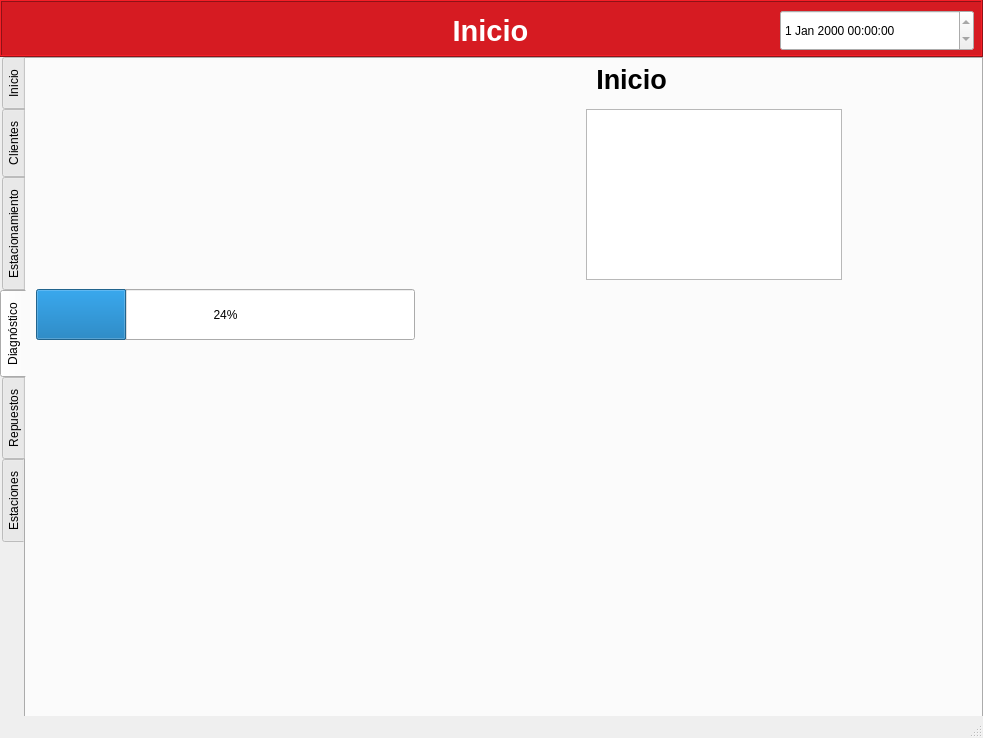
The window that src/taller/taller.ui (gabrielmj23/taller-mecanico-so) describes before a commit, drawn with Qt 5.
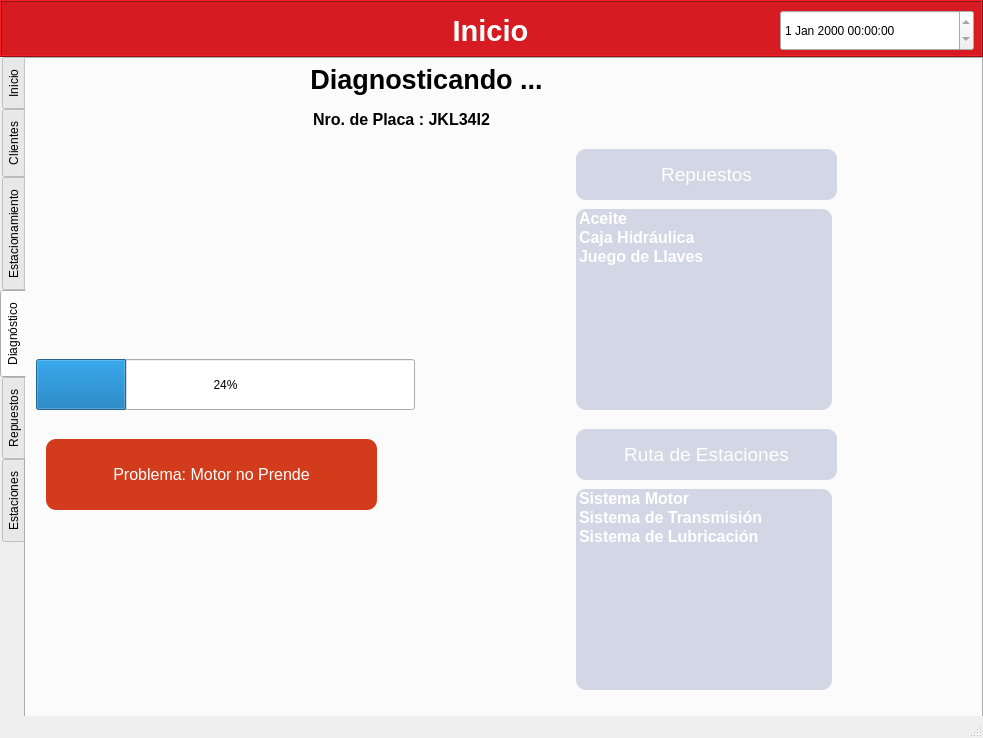
The same window after the commit.

The edit to the form file:
```diff
--- a/src/taller/taller.ui
+++ b/src/taller/taller.ui
@@ -600,7 +600,7 @@
       <property name="geometry">
        <rect>
         <x>10</x>
-        <y>230</y>
+        <y>300</y>
         <width>379</width>
         <height>51</height>
        </rect>
@@ -612,25 +612,51 @@
      <widget class="QListWidget" name="listWidget">
       <property name="geometry">
        <rect>
-        <x>560</x>
-        <y>50</y>
+        <x>550</x>
+        <y>150</y>
         <width>256</width>
-        <height>171</height>
+        <height>201</height>
        </rect>
       </property>
+      <property name="font">
+       <font>
+        <pointsize>12</pointsize>
+        <bold>true</bold>
+       </font>
+      </property>
+      <property name="styleSheet">
+       <string notr="true">background-color: rgb(211, 214, 228);
+color: rgb(255, 255, 255);
+border-radius: 10px;</string>
+      </property>
       <property name="frameShadow">
        <enum>QFrame::Raised</enum>
       </property>
       <property name="selectionMode">
        <enum>QAbstractItemView::NoSelection</enum>
       </property>
+      <item>
+       <property name="text">
+        <string>Aceite</string>
+       </property>
+      </item>
+      <item>
+       <property name="text">
+        <string>Caja Hidráulica</string>
+       </property>
+      </item>
+      <item>
+       <property name="text">
+        <string>Juego de Llaves</string>
+       </property>
+      </item>
      </widget>
      <widget class="QLabel" name="label_10">
       <property name="geometry">
        <rect>
-        <x>170</x>
+        <x>0</x>
         <y>0</y>
-        <width>871</width>
+        <width>801</width>
         <height>41</height>
        </rect>
       </property>
@@ -647,12 +673,214 @@
        <locale language="Spanish" country="Venezuela"/>
       </property>
       <property name="text">
-       <string>Inicio</string>
+       <string>Diagnosticando ...</string>
       </property>
       <property name="alignment">
        <set>Qt::AlignCenter</set>
       </property>
      </widget>
+     <widget class="QLabel" name="label_11">
+      <property name="geometry">
+       <rect>
+        <x>0</x>
+        <y>40</y>
+        <width>751</width>
+        <height>41</height>
+       </rect>
+      </property>
+      <property name="font">
+       <font>
+        <pointsize>12</pointsize>
+        <bold>true</bold>
+       </font>
+      </property>
+      <property name="styleSheet">
+       <string notr="true"/>
+      </property>
+      <property name="locale">
+       <locale language="Spanish" country="Venezuela"/>
+      </property>
+      <property name="text">
+       <string>Nro. de Placa : JKL34I2</string>
+      </property>
+      <property name="alignment">
+       <set>Qt::AlignCenter</set>
+      </property>
+     </widget>
+     <widget class="QLabel" name="label_12">
+      <property name="geometry">
+       <rect>
+        <x>550</x>
+        <y>90</y>
+        <width>261</width>
+        <height>51</height>
+       </rect>
+      </property>
+      <property name="font">
+       <font>
+        <pointsize>14</pointsize>
+        <fontweight>Black</fontweight>
+       </font>
+      </property>
+      <property name="layoutDirection">
+       <enum>Qt::LeftToRight</enum>
+      </property>
+      <property name="autoFillBackground">
+       <bool>false</bool>
+      </property>
+      <property name="styleSheet">
+       <string notr="true">background-color: rgb(211, 214, 228);
+color: rgb(255, 255, 255);
+border-color: qlineargradient(spread:pad, x1:0, y1:0, x2:1, y2:0, stop:0 rgba(0, 0, 0, 255), stop:1 rgba(255, 255, 255, 255));
+border-radius:10px;
+</string>
+      </property>
+      <property name="frameShape">
+       <enum>QFrame::Box</enum>
+      </property>
+      <property name="frameShadow">
+       <enum>QFrame::Raised</enum>
+      </property>
+      <property name="text">
+       <string>Repuestos</string>
+      </property>
+      <property name="alignment">
+       <set>Qt::AlignCenter</set>
+      </property>
+      <property name="wordWrap">
+       <bool>true</bool>
+      </property>
+     </widget>
+     <widget class="QLabel" name="label_13">
+      <property name="geometry">
+       <rect>
+        <x>550</x>
+        <y>370</y>
+        <width>261</width>
+        <height>51</height>
+       </rect>
+      </property>
+      <property name="font">
+       <font>
+        <pointsize>14</pointsize>
+        <fontweight>Black</fontweight>
+       </font>
+      </property>
+      <property name="layoutDirection">
+       <enum>Qt::LeftToRight</enum>
+      </property>
+      <property name="autoFillBackground">
+       <bool>false</bool>
+      </property>
+      <property name="styleSheet">
+       <string notr="true">background-color: rgb(211, 214, 228);
+color: rgb(255, 255, 255);
+border-color: qlineargradient(spread:pad, x1:0, y1:0, x2:1, y2:0, stop:0 rgba(0, 0, 0, 255), stop:1 rgba(255, 255, 255, 255));
+border-radius:10px;
+</string>
+      </property>
+      <property name="frameShape">
+       <enum>QFrame::Box</enum>
+      </property>
+      <property name="frameShadow">
+       <enum>QFrame::Raised</enum>
+      </property>
+      <property name="text">
+       <string>Ruta de Estaciones</string>
+      </property>
+      <property name="alignment">
+       <set>Qt::AlignCenter</set>
+      </property>
+      <property name="wordWrap">
+       <bool>true</bool>
+      </property>
+     </widget>
+     <widget class="QListWidget" name="listWidget_2">
+      <property name="geometry">
+       <rect>
+        <x>550</x>
+        <y>430</y>
+        <width>256</width>
+        <height>201</height>
+       </rect>
+      </property>
+      <property name="font">
+       <font>
+        <pointsize>12</pointsize>
+        <bold>true</bold>
+       </font>
+      </property>
+      <property name="styleSheet">
+       <string notr="true">background-color: rgb(211, 214, 228);
+color: rgb(255, 255, 255);
+border-radius: 10px;</string>
+      </property>
+      <property name="frameShadow">
+       <enum>QFrame::Raised</enum>
+      </property>
+      <property name="selectionMode">
+       <enum>QAbstractItemView::NoSelection</enum>
+      </property>
+      <item>
+       <property name="text">
+        <string>Sistema Motor</string>
+       </property>
+      </item>
+      <item>
+       <property name="text">
+        <string>Sistema de Transmisión</string>
+       </property>
+      </item>
+      <item>
+       <property name="text">
+        <string>Sistema de Lubricación</string>
+       </property>
+      </item>
+     </widget>
+     <widget class="QLabel" name="label_14">
+      <property name="geometry">
+       <rect>
+        <x>20</x>
+        <y>380</y>
+        <width>331</width>
+        <height>71</height>
+       </rect>
+      </property>
+      <property name="font">
+       <font>
+        <pointsize>12</pointsize>
+        <fontweight>Black</fontweight>
+       </font>
+      </property>
+      <property name="layoutDirection">
+       <enum>Qt::LeftToRight</enum>
+      </property>
+      <property name="autoFillBackground">
+       <bool>false</bool>
+      </property>
+      <property name="styleSheet">
+       <string notr="true">background-color: rgb(210, 60, 28);
+color: rgb(255, 255, 255);
+border-color: qlineargradient(spread:pad, x1:0, y1:0, x2:1, y2:0, stop:0 rgba(0, 0, 0, 255), stop:1 rgba(255, 255, 255, 255));
+border-radius:10px;
+</string>
+      </property>
+      <property name="frameShape">
+       <enum>QFrame::Box</enum>
+      </property>
+      <property name="frameShadow">
+       <enum>QFrame::Raised</enum>
+      </property>
+      <property name="text">
+       <string>Problema: Motor no Prende</string>
+      </property>
+      <property name="alignment">
+       <set>Qt::AlignCenter</set>
+      </property>
+      <property name="wordWrap">
+       <bool>true</bool>
+      </property>
+     </widget>
     </widget>
     <widget class="QWidget" name="tab_5">
      <attribute name="title">
```
